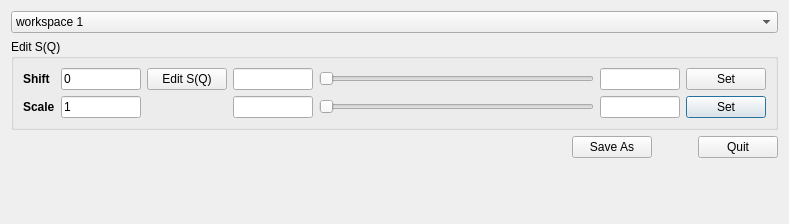
neutrons/addie, file designer/ui_editSq.ui: the form before one commit.
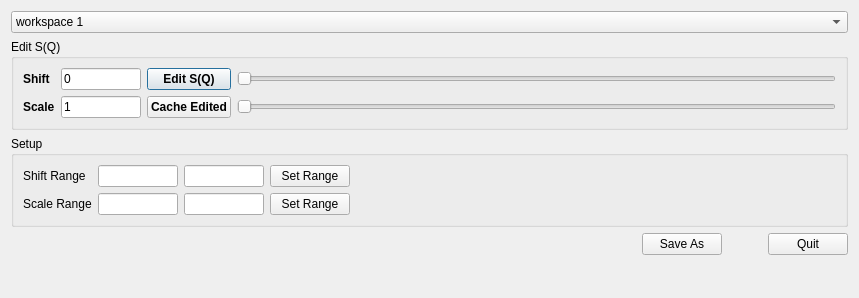
The form after the commit.

Commit message: Improved UI for SofQ editing according to client.

```diff
--- a/designer/ui_editSq.ui
+++ b/designer/ui_editSq.ui
@@ -6,8 +6,8 @@
    <rect>
     <x>0</x>
     <y>0</y>
-    <width>789</width>
-    <height>224</height>
+    <width>859</width>
+    <height>298</height>
    </rect>
   </property>
   <property name="windowTitle">
@@ -53,13 +53,6 @@
         </property>
        </widget>
       </item>
-      <item row="1" column="4">
-       <widget class="QPushButton" name="pushButton_setScaleRange">
-        <property name="text">
-         <string>Set</string>
-        </property>
-       </widget>
-      </item>
       <item row="1" column="1">
        <widget class="QLineEdit" name="lineEdit_scaleFactor">
         <property name="maximumSize">
@@ -75,22 +68,6 @@
       </item>
       <item row="0" column="3">
        <layout class="QHBoxLayout" name="horizontalLayout">
-        <item>
-         <widget class="QLineEdit" name="lineEdit_shiftMin">
-          <property name="sizePolicy">
-           <sizepolicy hsizetype="Preferred" vsizetype="Fixed">
-            <horstretch>0</horstretch>
-            <verstretch>0</verstretch>
-           </sizepolicy>
-          </property>
-          <property name="maximumSize">
-           <size>
-            <width>80</width>
-            <height>80</height>
-           </size>
-          </property>
-         </widget>
-        </item>
         <item>
          <widget class="QSlider" name="horizontalSlider_shift">
           <property name="orientation">
@@ -98,31 +75,8 @@
           </property>
          </widget>
         </item>
-        <item>
-         <widget class="QLineEdit" name="lineEdit_shiftMax">
-          <property name="sizePolicy">
-           <sizepolicy hsizetype="Preferred" vsizetype="Fixed">
-            <horstretch>0</horstretch>
-            <verstretch>0</verstretch>
-           </sizepolicy>
-          </property>
-          <property name="maximumSize">
-           <size>
-            <width>80</width>
-            <height>80</height>
-           </size>
-          </property>
-         </widget>
-        </item>
        </layout>
       </item>
-      <item row="0" column="4">
-       <widget class="QPushButton" name="pushButton_setShiftRange">
-        <property name="text">
-         <string>Set</string>
-        </property>
-       </widget>
-      </item>
       <item row="1" column="0">
        <widget class="QLabel" name="label_2">
         <property name="font">
@@ -138,22 +92,6 @@
       </item>
       <item row="1" column="3">
        <layout class="QHBoxLayout" name="horizontalLayout_2">
-        <item>
-         <widget class="QLineEdit" name="lineEdit_scaleMin">
-          <property name="sizePolicy">
-           <sizepolicy hsizetype="Preferred" vsizetype="Fixed">
-            <horstretch>0</horstretch>
-            <verstretch>0</verstretch>
-           </sizepolicy>
-          </property>
-          <property name="maximumSize">
-           <size>
-            <width>80</width>
-            <height>80</height>
-           </size>
-          </property>
-         </widget>
-        </item>
         <item>
          <widget class="QSlider" name="horizontalSlider_scale">
           <property name="orientation">
@@ -161,22 +99,6 @@
           </property>
          </widget>
         </item>
-        <item>
-         <widget class="QLineEdit" name="lineEdit_scaleMax">
-          <property name="sizePolicy">
-           <sizepolicy hsizetype="Preferred" vsizetype="Fixed">
-            <horstretch>0</horstretch>
-            <verstretch>0</verstretch>
-           </sizepolicy>
-          </property>
-          <property name="maximumSize">
-           <size>
-            <width>80</width>
-            <height>80</height>
-           </size>
-          </property>
-         </widget>
-        </item>
        </layout>
       </item>
       <item row="0" column="0">
@@ -194,8 +116,144 @@
       </item>
       <item row="0" column="2">
        <widget class="QPushButton" name="pushButton_editSQ">
+        <property name="font">
+         <font>
+          <weight>75</weight>
+          <bold>true</bold>
+         </font>
+        </property>
         <property name="text">
          <string>Edit S(Q)</string>
+        </property>
+       </widget>
+      </item>
+      <item row="1" column="2">
+       <widget class="QPushButton" name="pushButton_cache">
+        <property name="font">
+         <font>
+          <weight>75</weight>
+          <bold>true</bold>
+         </font>
+        </property>
+        <property name="toolTip">
+         <string>&lt;html&gt;&lt;head/&gt;&lt;body&gt;&lt;p&gt;Cache the edited S(Q)&lt;/p&gt;&lt;/body&gt;&lt;/html&gt;</string>
+        </property>
+        <property name="text">
+         <string>Cache Edited</string>
+        </property>
+       </widget>
+      </item>
+     </layout>
+    </widget>
+   </item>
+   <item>
+    <widget class="QGroupBox" name="groupBox_2">
+     <property name="title">
+      <string>Setup</string>
+     </property>
+     <layout class="QGridLayout" name="gridLayout_2">
+      <item row="0" column="0">
+       <widget class="QLabel" name="label_3">
+        <property name="text">
+         <string>Shift Range</string>
+        </property>
+       </widget>
+      </item>
+      <item row="1" column="0">
+       <widget class="QLabel" name="label_4">
+        <property name="text">
+         <string>Scale Range</string>
+        </property>
+       </widget>
+      </item>
+      <item row="0" column="1">
+       <widget class="QLineEdit" name="lineEdit_shiftMin">
+        <property name="sizePolicy">
+         <sizepolicy hsizetype="Preferred" vsizetype="Fixed">
+          <horstretch>0</horstretch>
+          <verstretch>0</verstretch>
+         </sizepolicy>
+        </property>
+        <property name="maximumSize">
+         <size>
+          <width>80</width>
+          <height>80</height>
+         </size>
+        </property>
+       </widget>
+      </item>
+      <item row="0" column="2">
+       <widget class="QLineEdit" name="lineEdit_shiftMax">
+        <property name="sizePolicy">
+         <sizepolicy hsizetype="Preferred" vsizetype="Fixed">
+          <horstretch>0</horstretch>
+          <verstretch>0</verstretch>
+         </sizepolicy>
+        </property>
+        <property name="maximumSize">
+         <size>
+          <width>80</width>
+          <height>80</height>
+         </size>
+        </property>
+       </widget>
+      </item>
+      <item row="0" column="3">
+       <widget class="QPushButton" name="pushButton_setShiftRange">
+        <property name="text">
+         <string>Set Range</string>
+        </property>
+       </widget>
+      </item>
+      <item row="0" column="4">
+       <spacer name="horizontalSpacer_3">
+        <property name="orientation">
+         <enum>Qt::Horizontal</enum>
+        </property>
+        <property name="sizeHint" stdset="0">
+         <size>
+          <width>40</width>
+          <height>20</height>
+         </size>
+        </property>
+       </spacer>
+      </item>
+      <item row="1" column="1">
+       <widget class="QLineEdit" name="lineEdit_scaleMin">
+        <property name="sizePolicy">
+         <sizepolicy hsizetype="Preferred" vsizetype="Fixed">
+          <horstretch>0</horstretch>
+          <verstretch>0</verstretch>
+         </sizepolicy>
+        </property>
+        <property name="maximumSize">
+         <size>
+          <width>80</width>
+          <height>80</height>
+         </size>
+        </property>
+       </widget>
+      </item>
+      <item row="1" column="2">
+       <widget class="QLineEdit" name="lineEdit_scaleMax">
+        <property name="sizePolicy">
+         <sizepolicy hsizetype="Preferred" vsizetype="Fixed">
+          <horstretch>0</horstretch>
+          <verstretch>0</verstretch>
+         </sizepolicy>
+        </property>
+        <property name="maximumSize">
+         <size>
+          <width>80</width>
+          <height>80</height>
+         </size>
+        </property>
+       </widget>
+      </item>
+      <item row="1" column="3">
+       <widget class="QPushButton" name="pushButton_setScaleRange">
+        <property name="text">
+         <string>Set Range</string>
         </property>
        </widget>
       </item>
```
The commit also changes 4 other files.
